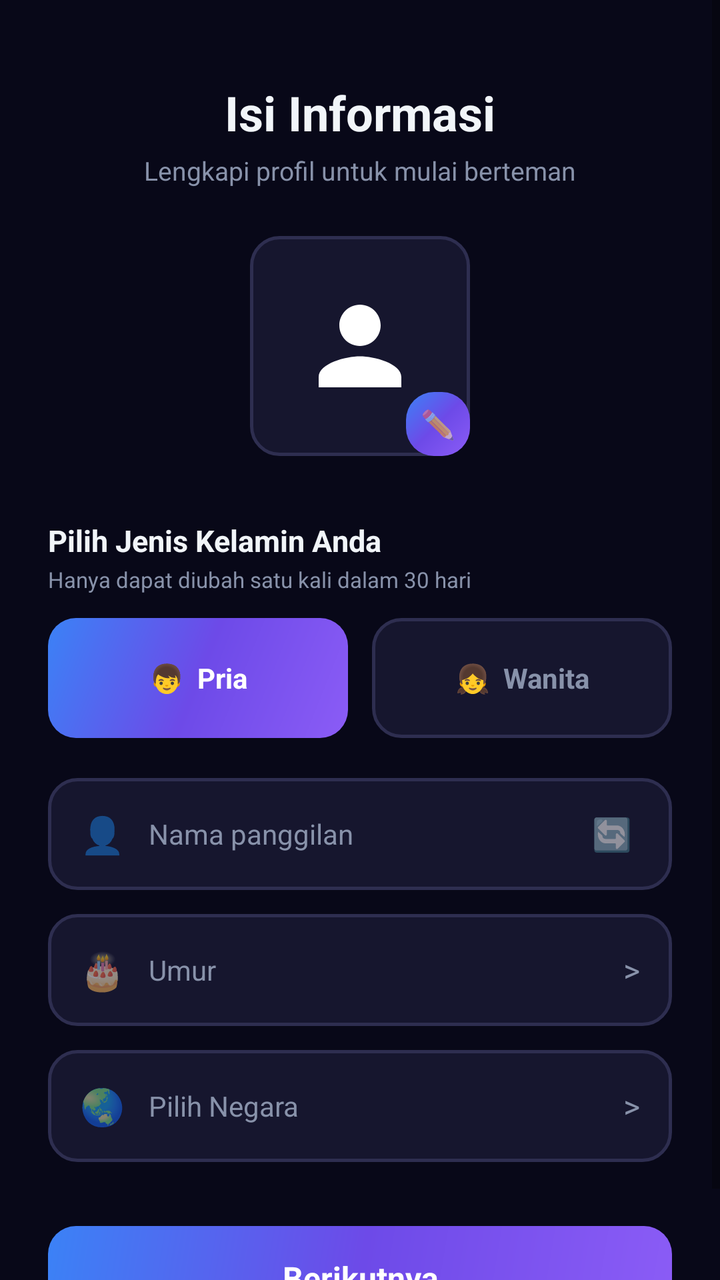
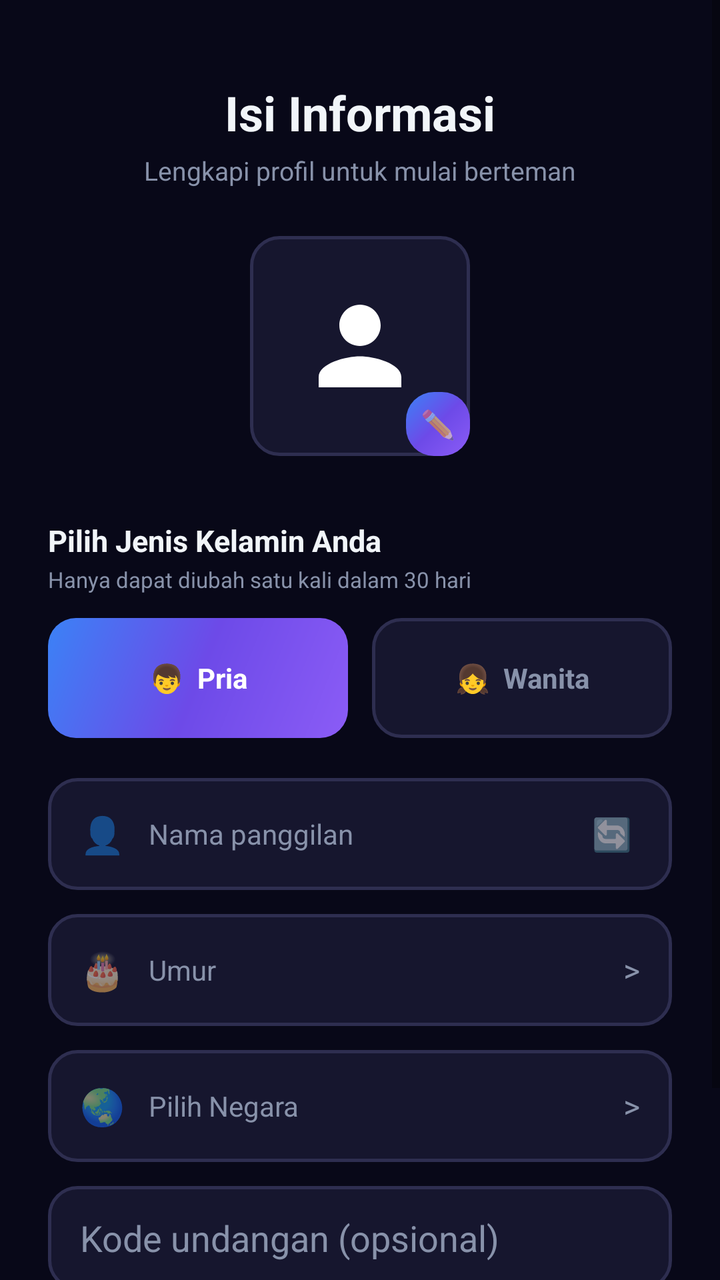

The first picture is an Android layout as it rendered before a commit; the second is the same layout after the commit. The layout source and the unified diff follow.
<!-- AndroidManifest.xml: application theme Theme.HAYU -->
<!-- res/layout/activity_onboarding.xml -->
<?xml version="1.0" encoding="utf-8"?>
<ScrollView xmlns:android="http://schemas.android.com/apk/res/android"
    android:layout_width="match_parent"
    android:layout_height="match_parent"
    android:background="@color/hayu_dark"
    android:fillViewport="true">

    <LinearLayout
        android:layout_width="match_parent"
        android:layout_height="wrap_content"
        android:orientation="vertical"
        android:padding="24dp">

        
        <TextView
            android:layout_width="wrap_content"
            android:layout_height="wrap_content"
            android:text="Isi Informasi"
            android:textColor="@color/hayu_text"
            android:textSize="24sp"
            android:textStyle="bold"
            android:layout_marginTop="16dp"
            android:layout_gravity="center_horizontal" />

        <TextView
            android:layout_width="wrap_content"
            android:layout_height="wrap_content"
            android:text="Lengkapi profil untuk mulai berteman"
            android:textColor="@color/hayu_text_secondary"
            android:textSize="13sp"
            android:layout_marginTop="4dp"
            android:layout_gravity="center_horizontal"
            android:layout_marginBottom="24dp" />

        
        <FrameLayout
            android:layout_width="wrap_content"
            android:layout_height="wrap_content"
            android:layout_gravity="center_horizontal">

            <ImageView
                android:id="@+id/img_onboarding_avatar"
                android:layout_width="110dp"
                android:layout_height="110dp"
                android:src="@drawable/ic_profile"
                android:background="@drawable/bg_input"
                android:padding="24dp"
                android:contentDescription="Foto Profil" />

            <TextView
                android:id="@+id/btn_change_avatar"
                android:layout_width="32dp"
                android:layout_height="32dp"
                android:text="✏️"
                android:textSize="14sp"
                android:gravity="center"
                android:background="@drawable/bg_button_primary"
                android:layout_gravity="bottom|end" />
        </FrameLayout>

        
        <TextView
            android:layout_width="wrap_content"
            android:layout_height="wrap_content"
            android:text="Pilih Jenis Kelamin Anda"
            android:textColor="@color/hayu_text"
            android:textSize="15sp"
            android:textStyle="bold"
            android:layout_marginTop="32dp" />

        <TextView
            android:layout_width="wrap_content"
            android:layout_height="wrap_content"
            android:text="Hanya dapat diubah satu kali dalam 30 hari"
            android:textColor="@color/hayu_text_secondary"
            android:textSize="11sp"
            android:layout_marginTop="2dp"
            android:layout_marginBottom="12dp" />

        <LinearLayout
            android:layout_width="match_parent"
            android:layout_height="60dp"
            android:orientation="horizontal">

            <TextView
                android:id="@+id/btn_gender_male"
                android:layout_width="0dp"
                android:layout_height="match_parent"
                android:layout_weight="1"
                android:text="👦  Pria"
                android:textColor="#FFFFFF"
                android:textSize="14sp"
                android:textStyle="bold"
                android:gravity="center"
                android:background="@drawable/bg_button_primary"
                android:layout_marginEnd="6dp" />

            <TextView
                android:id="@+id/btn_gender_female"
                android:layout_width="0dp"
                android:layout_height="match_parent"
                android:layout_weight="1"
                android:text="👧  Wanita"
                android:textColor="@color/hayu_text_secondary"
                android:textSize="14sp"
                android:textStyle="bold"
                android:gravity="center"
                android:background="@drawable/bg_input"
                android:layout_marginStart="6dp" />
        </LinearLayout>

        
        <LinearLayout
            android:layout_width="match_parent"
            android:layout_height="56dp"
            android:orientation="horizontal"
            android:gravity="center_vertical"
            android:background="@drawable/bg_input"
            android:paddingStart="16dp"
            android:paddingEnd="16dp"
            android:layout_marginTop="20dp">

            <TextView
                android:layout_width="wrap_content"
                android:layout_height="wrap_content"
                android:text="👤"
                android:textSize="18sp" />

            <EditText
                android:id="@+id/et_nickname"
                android:layout_width="0dp"
                android:layout_height="match_parent"
                android:layout_weight="1"
                android:hint="Nama panggilan"
                android:textColorHint="@color/hayu_text_secondary"
                android:textColor="@color/hayu_text"
                android:textSize="14sp"
                android:background="@android:color/transparent"
                android:inputType="textPersonName"
                android:layout_marginStart="12dp" />

            <TextView
                android:id="@+id/btn_random_name"
                android:layout_width="wrap_content"
                android:layout_height="wrap_content"
                android:text="🔄"
                android:textSize="16sp"
                android:padding="4dp" />
        </LinearLayout>

        
        <LinearLayout
            android:layout_width="match_parent"
            android:layout_height="56dp"
            android:orientation="horizontal"
            android:gravity="center_vertical"
            android:background="@drawable/bg_input"
            android:paddingStart="16dp"
            android:paddingEnd="16dp"
            android:layout_marginTop="12dp">

            <TextView
                android:layout_width="wrap_content"
                android:layout_height="wrap_content"
                android:text="🎂"
                android:textSize="18sp" />

            <EditText
                android:id="@+id/et_age"
                android:layout_width="0dp"
                android:layout_height="match_parent"
                android:layout_weight="1"
                android:hint="Umur"
                android:textColorHint="@color/hayu_text_secondary"
                android:textColor="@color/hayu_text"
                android:textSize="14sp"
                android:background="@android:color/transparent"
                android:inputType="number"
                android:maxLength="2"
                android:layout_marginStart="12dp" />

            <TextView
                android:layout_width="wrap_content"
                android:layout_height="wrap_content"
                android:text=">"
                android:textColor="@color/hayu_text_secondary"
                android:textSize="16sp" />
        </LinearLayout>

        
        <LinearLayout
            android:id="@+id/btn_country"
            android:layout_width="match_parent"
            android:layout_height="56dp"
            android:orientation="horizontal"
            android:gravity="center_vertical"
            android:background="@drawable/bg_input"
            android:paddingStart="16dp"
            android:paddingEnd="16dp"
            android:layout_marginTop="12dp"
            android:clickable="true"
            android:focusable="true">

            <TextView
                android:layout_width="wrap_content"
                android:layout_height="wrap_content"
                android:text="🌏"
                android:textSize="18sp" />

            <TextView
                android:id="@+id/tv_country"
                android:layout_width="0dp"
                android:layout_height="wrap_content"
                android:layout_weight="1"
                android:text="Pilih Negara"
                android:textColor="@color/hayu_text_secondary"
                android:textSize="14sp"
                android:layout_marginStart="12dp" />

            <TextView
                android:layout_width="wrap_content"
                android:layout_height="wrap_content"
                android:text=">"
                android:textColor="@color/hayu_text_secondary"
                android:textSize="16sp" />
        </LinearLayout>

        
        <TextView
            android:id="@+id/btn_finish_onboarding"
            android:layout_width="match_parent"
            android:layout_height="52dp"
            android:text="Berikutnya"
            android:textColor="#FFFFFF"
            android:textSize="16sp"
            android:textStyle="bold"
            android:gravity="center"
            android:background="@drawable/bg_button_primary"
            android:layout_marginTop="32dp" />

    </LinearLayout>
</ScrollView>
<!-- resources referenced by this layout -->
<resources>
  <color name="hayu_dark">#080818</color>
  <color name="hayu_text">#F1F5F9</color>
  <color name="hayu_text_secondary">#8892AA</color>
  <!-- drawable bg_button_primary (drawable) -->
  <?xml version="1.0" encoding="utf-8"?>
  <shape xmlns:android="http://schemas.android.com/apk/res/android"
      android:shape="rectangle">
      <gradient android:angle="135" android:startColor="#8B5CF6"
          android:centerColor="#6D4AE8" android:endColor="#3B82F6" />
      <corners android:radius="14dp" />
  </shape>
  <!-- drawable bg_input (drawable) -->
  <?xml version="1.0" encoding="utf-8"?>
  <shape xmlns:android="http://schemas.android.com/apk/res/android"
      android:shape="rectangle">
      <solid android:color="#16162E" />
      <corners android:radius="14dp" />
      <stroke android:width="1.5dp" android:color="#2E2E50" />
  </shape>
  <!-- drawable ic_profile (drawable) -->
  <?xml version="1.0" encoding="utf-8"?>
  <vector xmlns:android="http://schemas.android.com/apk/res/android"
      android:width="24dp"
      android:height="24dp"
      android:viewportWidth="24"
      android:viewportHeight="24">
      <path
          android:fillColor="#FFFFFF"
          android:pathData="M12,12c2.21,0 4,-1.79 4,-4s-1.79,-4 -4,-4 -4,1.79 -4,4 1.79,4 4,4zM12,14c-2.67,0 -8,1.34 -8,4v2h16v-2c0,-2.66 -5.33,-4 -8,-4z" />
  </vector>
  <style name="Theme.HAYU" parent="Theme.MaterialComponents.DayNight.NoActionBar">
          <item name="colorPrimary">@color/hayu_purple</item>
          <item name="colorPrimaryVariant">@color/hayu_blue</item>
          <item name="colorOnPrimary">#FFFFFF</item>
          <item name="android:windowBackground">@color/hayu_dark</item>
          <item name="android:statusBarColor">@color/hayu_darker</item>
          <item name="android:navigationBarColor">@color/hayu_darker</item>
          <item name="android:windowLightStatusBar">false</item>
      </style>
  <color name="hayu_purple">#8B5CF6</color>
  <color name="hayu_blue">#3B82F6</color>
  <color name="hayu_darker">#04040F</color>
</resources>

<!-- the commit's change to res/layout/activity_onboarding.xml (unified diff, before → after) -->
@@ -226,6 +226,21 @@
         </LinearLayout>
 
         
+        <EditText
+            android:id="@+id/et_invite_code"
+            android:layout_width="match_parent"
+            android:layout_height="52dp"
+            android:layout_marginTop="12dp"
+            android:background="@drawable/bg_input"
+            android:hint="Kode undangan (opsional)"
+            android:inputType="textCapCharacters|textNoSuggestions"
+            android:maxLength="6"
+            android:paddingStart="16dp"
+            android:paddingEnd="16dp"
+            android:textColor="@color/hayu_text"
+            android:textColorHint="@color/hayu_text_secondary" />
+
+        
         <TextView
             android:id="@+id/btn_finish_onboarding"
             android:layout_width="match_parent"
